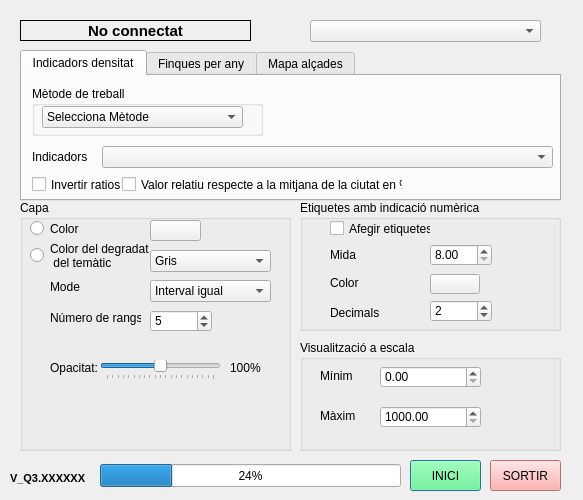
This is Indicadors_Habitatge_dialog_base.ui in TecnocampusCCU/Indicadors_Habitatge as Qt 5 draws it before an edit. The edited form follows.
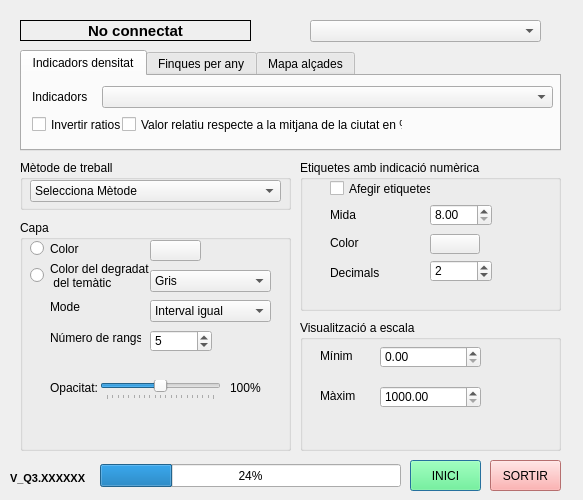
This is the edited form. The open tabs and pages were chosen to show the change.

What changed in the file:
```diff
--- a/Indicadors_Habitatge_dialog_base.ui
+++ b/Indicadors_Habitatge_dialog_base.ui
@@ -463,9 +463,9 @@
    <property name="geometry">
     <rect>
      <x>300</x>
-     <y>340</y>
+     <y>320</y>
      <width>261</width>
-     <height>111</height>
+     <height>131</height>
     </rect>
    </property>
    <property name="title">
@@ -537,9 +537,9 @@
    <property name="geometry">
     <rect>
      <x>20</x>
-     <y>200</y>
+     <y>220</y>
      <width>271</width>
-     <height>251</height>
+     <height>231</height>
     </rect>
    </property>
    <property name="title">
@@ -805,7 +805,7 @@
      <x>20</x>
      <y>50</y>
      <width>541</width>
-     <height>151</height>
+     <height>101</height>
     </rect>
    </property>
    <property name="currentIndex">
@@ -819,7 +819,7 @@
      <property name="geometry">
       <rect>
        <x>10</x>
-       <y>100</y>
+       <y>40</y>
        <width>91</width>
        <height>17</height>
       </rect>
@@ -832,7 +832,7 @@
      <property name="geometry">
       <rect>
        <x>80</x>
-       <y>70</y>
+       <y>10</y>
        <width>451</width>
        <height>22</height>
       </rect>
@@ -842,7 +842,7 @@
      <property name="geometry">
       <rect>
        <x>10</x>
-       <y>70</y>
+       <y>10</y>
        <width>71</width>
        <height>21</height>
       </rect>
@@ -851,81 +851,11 @@
       <string>Indicadors</string>
      </property>
     </widget>
-    <widget class="QGroupBox" name="Metodes">
-     <property name="geometry">
-      <rect>
-       <x>10</x>
-       <y>10</y>
-       <width>231</width>
-       <height>50</height>
-      </rect>
-     </property>
-     <property name="title">
-      <string>Mètode de treball</string>
-     </property>
-     <widget class="QComboBox" name="Cmb_Metode">
-      <property name="geometry">
-       <rect>
-        <x>10</x>
-        <y>20</y>
-        <width>201</width>
-        <height>22</height>
-       </rect>
-      </property>
-      <property name="sizePolicy">
-       <sizepolicy hsizetype="Preferred" vsizetype="Expanding">
-        <horstretch>0</horstretch>
-        <verstretch>0</verstretch>
-       </sizepolicy>
-      </property>
-      <property name="layoutDirection">
-       <enum>Qt::LeftToRight</enum>
-      </property>
-      <property name="maxVisibleItems">
-       <number>20</number>
-      </property>
-      <item>
-       <property name="text">
-        <string>Selecciona Mètode</string>
-       </property>
-      </item>
-      <item>
-       <property name="text">
-        <string>ILLES</string>
-       </property>
-      </item>
-      <item>
-       <property name="text">
-        <string>PARCELES</string>
-       </property>
-      </item>
-      <item>
-       <property name="text">
-        <string>SECCIONS</string>
-       </property>
-      </item>
-      <item>
-       <property name="text">
-        <string>BARRIS</string>
-       </property>
-      </item>
-      <item>
-       <property name="text">
-        <string>DISTRICTES POSTALS</string>
-       </property>
-      </item>
-      <item>
-       <property name="text">
-        <string>DISTRICTES INE</string>
-       </property>
-      </item>
-     </widget>
-    </widget>
     <widget class="QCheckBox" name="checkbox_media">
      <property name="geometry">
       <rect>
        <x>100</x>
-       <y>100</y>
+       <y>40</y>
        <width>281</width>
        <height>17</height>
       </rect>
@@ -1120,9 +1050,9 @@
    <property name="geometry">
     <rect>
      <x>300</x>
-     <y>200</y>
+     <y>160</y>
      <width>261</width>
-     <height>131</height>
+     <height>151</height>
     </rect>
    </property>
    <property name="title">
@@ -1264,6 +1194,76 @@
     <number>24</number>
    </property>
   </widget>
+  <widget class="QGroupBox" name="Metodes">
+   <property name="geometry">
+    <rect>
+     <x>20</x>
+     <y>160</y>
+     <width>271</width>
+     <height>50</height>
+    </rect>
+   </property>
+   <property name="title">
+    <string>Mètode de treball</string>
+   </property>
+   <widget class="QComboBox" name="Cmb_Metode">
+    <property name="geometry">
+     <rect>
+      <x>10</x>
+      <y>20</y>
+      <width>251</width>
+      <height>22</height>
+     </rect>
+    </property>
+    <property name="sizePolicy">
+     <sizepolicy hsizetype="Preferred" vsizetype="Expanding">
+      <horstretch>0</horstretch>
+      <verstretch>0</verstretch>
+     </sizepolicy>
+    </property>
+    <property name="layoutDirection">
+     <enum>Qt::LeftToRight</enum>
+    </property>
+    <property name="maxVisibleItems">
+     <number>20</number>
+    </property>
+    <item>
+     <property name="text">
+      <string>Selecciona Mètode</string>
+     </property>
+    </item>
+    <item>
+     <property name="text">
+      <string>BARRIS</string>
+     </property>
+    </item>
+    <item>
+     <property name="text">
+      <string>DISTRICTES INE</string>
+     </property>
+    </item>
+    <item>
+     <property name="text">
+      <string>DISTRICTES POSTALS</string>
+     </property>
+    </item>
+    <item>
+     <property name="text">
+      <string>ILLES</string>
+     </property>
+    </item>
+    <item>
+     <property name="text">
+      <string>PARCELES</string>
+     </property>
+    </item>
+    <item>
+     <property name="text">
+      <string>SECCIONS</string>
+     </property>
+    </item>
+   </widget>
+  </widget>
  </widget>
  <resources/>
  <connections/>
```
Left out of the diff: 18 changed lines with no effect on the pictures.
